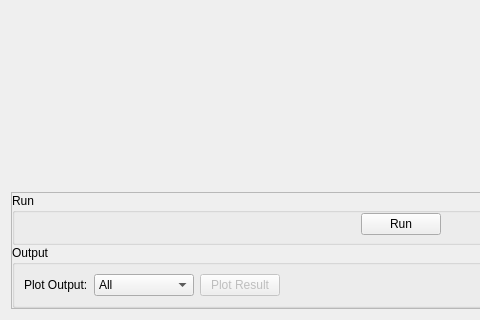
mantidproject/mantid, file qt/scientific_interfaces/Indirect/ConvFit.ui: the form before one commit; both pictures show x 0 to 480 and y 414 to 734 of the 801 by 734 pixel window.
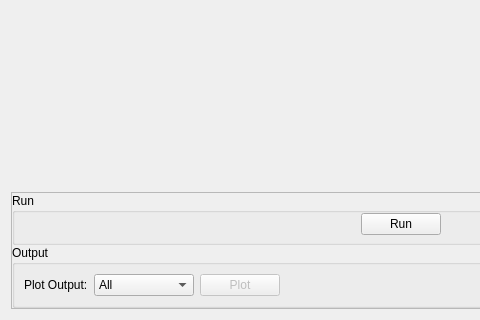
The form after the commit. Custom widgets are drawn as their Qt base class.

Commit message: Change Plot button name on certain tabs Refs #23164

What changed in the file:
```diff
--- a/qt/scientific_interfaces/Indirect/ConvFit.ui
+++ b/qt/scientific_interfaces/Indirect/ConvFit.ui
@@ -198,7 +198,7 @@
                 <bool>false</bool>
                </property>
                <property name="text">
-                <string>Plot Result</string>
+                <string>Plot</string>
                </property>
               </widget>
              </item>
```
The commit also changes 5 other files.
